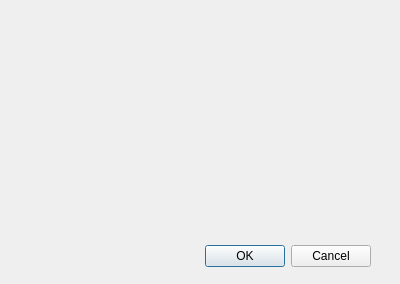
This is QtClient/QtClimaClient/Frames/Dialogs/MessageDialog.ui in ciberslavik/climacore as Qt 5 draws it before an edit. The edited form follows.
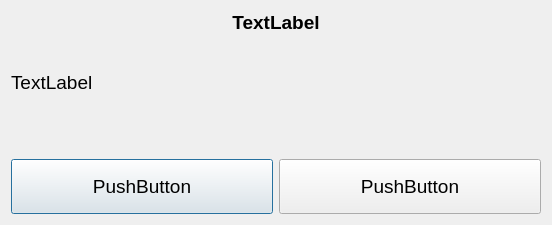
This is the edited form. Icons and pictures are not drawn.

The edit to the form file:
```diff
--- a/QtClient/QtClimaClient/Frames/Dialogs/MessageDialog.ui
+++ b/QtClient/QtClimaClient/Frames/Dialogs/MessageDialog.ui
@@ -6,29 +6,141 @@
    <rect>
     <x>0</x>
     <y>0</y>
-    <width>400</width>
-    <height>284</height>
+    <width>552</width>
+    <height>225</height>
    </rect>
   </property>
+  <property name="font">
+   <font>
+    <pointsize>14</pointsize>
+   </font>
+  </property>
   <property name="windowTitle">
    <string>Dialog</string>
   </property>
-  <widget class="QDialogButtonBox" name="buttonBox">
-   <property name="geometry">
-    <rect>
-     <x>30</x>
-     <y>240</y>
-     <width>341</width>
-     <height>32</height>
-    </rect>
-   </property>
-   <property name="orientation">
-    <enum>Qt::Horizontal</enum>
-   </property>
-   <property name="standardButtons">
-    <set>QDialogButtonBox::Cancel|QDialogButtonBox::Ok</set>
-   </property>
-  </widget>
+  <layout class="QGridLayout" name="gridLayout">
+   <item row="2" column="0">
+    <widget class="QLabel" name="lblMessage">
+     <property name="minimumSize">
+      <size>
+       <width>0</width>
+       <height>50</height>
+      </size>
+     </property>
+     <property name="text">
+      <string>TextLabel</string>
+     </property>
+     <property name="alignment">
+      <set>Qt::AlignLeading|Qt::AlignLeft|Qt::AlignTop</set>
+     </property>
+    </widget>
+   </item>
+   <item row="4" column="0">
+    <layout class="QHBoxLayout" name="horizontalLayout">
+     <item>
+      <widget class="QPushButton" name="btnOK">
+       <property name="minimumSize">
+        <size>
+         <width>0</width>
+         <height>55</height>
+        </size>
+       </property>
+       <property name="maximumSize">
+        <size>
+         <width>16777215</width>
+         <height>55</height>
+        </size>
+       </property>
+       <property name="text">
+        <string>PushButton</string>
+       </property>
+       <property name="icon">
+        <iconset resource="../../Resources.qrc">
+         <normaloff>:/Images/ok.png</normaloff>:/Images/ok.png</iconset>
+       </property>
+       <property name="iconSize">
+        <size>
+         <width>42</width>
+         <height>42</height>
+        </size>
+       </property>
+      </widget>
+     </item>
+     <item>
+      <widget class="QPushButton" name="btnCancel">
+       <property name="minimumSize">
+        <size>
+         <width>0</width>
+         <height>55</height>
+        </size>
+       </property>
+       <property name="maximumSize">
+        <size>
+         <width>16777215</width>
+         <height>55</height>
+        </size>
+       </property>
+       <property name="text">
+        <string>PushButton</string>
+       </property>
+       <property name="icon">
+        <iconset resource="../../Resources.qrc">
+         <normaloff>:/Images/delete.png</normaloff>:/Images/delete.png</iconset>
+       </property>
+       <property name="iconSize">
+        <size>
+         <width>42</width>
+         <height>42</height>
+        </size>
+       </property>
+      </widget>
+     </item>
+    </layout>
+   </item>
+   <item row="1" column="0">
+    <spacer name="verticalSpacer_2">
+     <property name="orientation">
+      <enum>Qt::Vertical</enum>
+     </property>
+     <property name="sizeHint" stdset="0">
+      <size>
+       <width>20</width>
+       <height>40</height>
+      </size>
+     </property>
+    </spacer>
+   </item>
+   <item row="3" column="0">
+    <spacer name="verticalSpacer">
+     <property name="orientation">
+      <enum>Qt::Vertical</enum>
+     </property>
+     <property name="sizeHint" stdset="0">
+      <size>
+       <width>20</width>
+       <height>40</height>
+      </size>
+     </property>
+    </spacer>
+   </item>
+   <item row="0" column="0">
+    <widget class="QLabel" name="lblTitle">
+     <property name="font">
+      <font>
+       <pointsize>14</pointsize>
+       <weight>75</weight>
+       <bold>true</bold>
+      </font>
+     </property>
+     <property name="text">
+      <string>TextLabel</string>
+     </property>
+     <property name="alignment">
+      <set>Qt::AlignCenter</set>
+     </property>
+    </widget>
+   </item>
+  </layout>
  </widget>
  <resources/>
  <connections>
```
Left out of the diff: 39 changed lines with no effect on the pictures.
